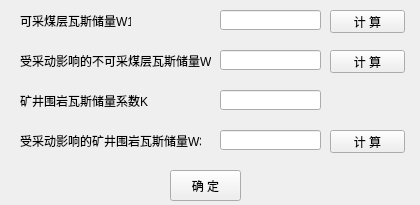
Old version of the form python/cbm/uifiles/mine_gas_reserves_predict_dlg1.ui in the repository wyrover/cbm.
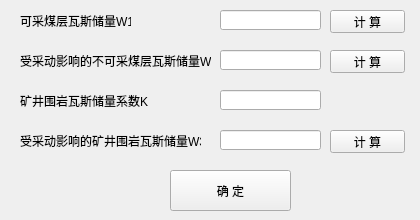
New version of the form. Icons and pictures are not drawn.

The edit to the form file:
```diff
--- a/python/cbm/uifiles/mine_gas_reserves_predict_dlg1.ui
+++ b/python/cbm/uifiles/mine_gas_reserves_predict_dlg1.ui
@@ -7,7 +7,7 @@
     <x>0</x>
     <y>0</y>
     <width>420</width>
-    <height>205</height>
+    <height>220</height>
    </rect>
   </property>
   <property name="windowTitle">
@@ -153,8 +153,8 @@
     <rect>
      <x>170</x>
      <y>170</y>
-     <width>71</width>
-     <height>31</height>
+     <width>121</width>
+     <height>41</height>
     </rect>
    </property>
    <property name="text">
```
Left out of the diff: 2 changed lines with no effect on the pictures.
